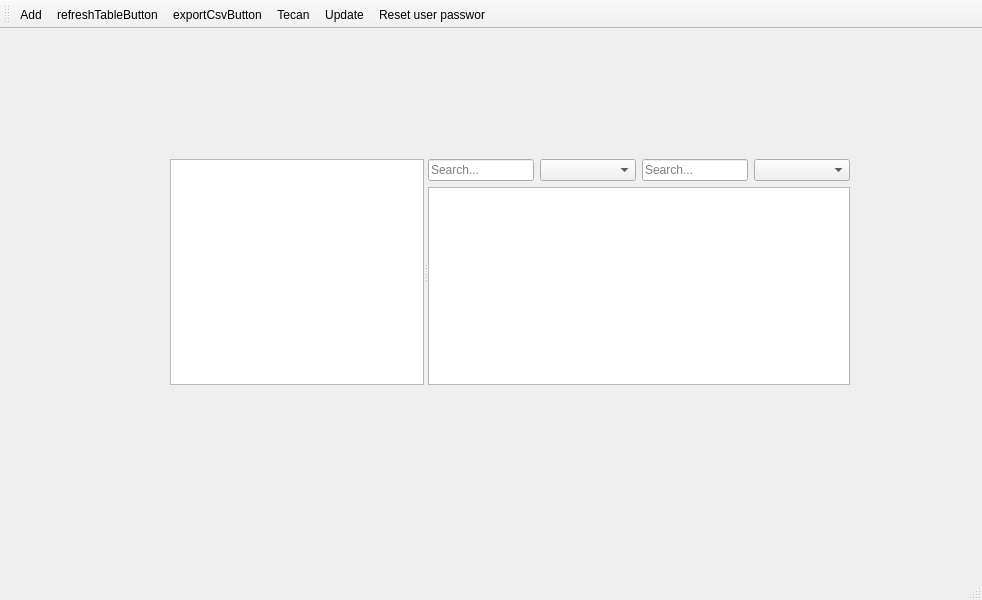
Old version of the form src/ui/databaseviewwindow.ui in the repository Praiseplatinum32/InvenesisDBapp.
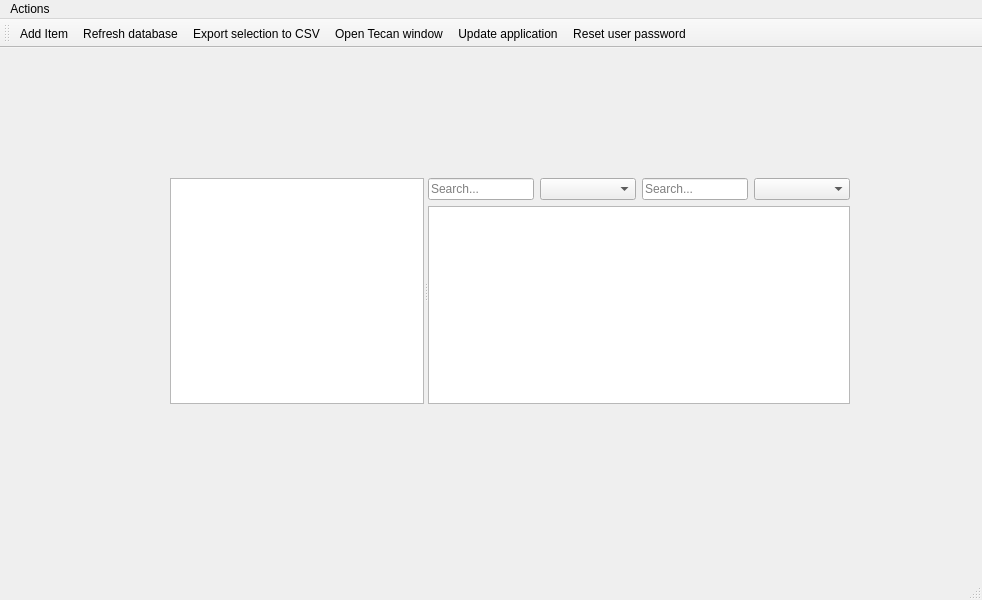
New version of the form. Icons and pictures are not drawn.

Commit message: Add menu bar for a repeat of the actions

Patch:
```diff
--- a/src/ui/databaseviewwindow.ui
+++ b/src/ui/databaseviewwindow.ui
@@ -92,13 +92,35 @@
    <addaction name="actionUpdate"/>
    <addaction name="actionAdminResetPassword"/>
   </widget>
+  <widget class="QMenuBar" name="menuBar">
+   <property name="geometry">
+    <rect>
+     <x>0</x>
+     <y>0</y>
+     <width>982</width>
+     <height>21</height>
+    </rect>
+   </property>
+   <widget class="QMenu" name="menuActions">
+    <property name="title">
+     <string>Actions</string>
+    </property>
+    <addaction name="actionAdd"/>
+    <addaction name="refreshTableButton"/>
+    <addaction name="actionexportCsvButton"/>
+    <addaction name="actionTecan"/>
+    <addaction name="actionUpdate"/>
+   </widget>
+   <addaction name="menuActions"/>
+  </widget>
+  <widget class="QStatusBar" name="statusbar"/>
   <action name="actionAdd">
    <property name="icon">
     <iconset resource="../../resources.qrc">
      <normaloff>:/icons/resources/icons/ajouter.png</normaloff>:/icons/resources/icons/ajouter.png</iconset>
    </property>
    <property name="text">
-    <string>Add</string>
+    <string>Add Item</string>
    </property>
    <property name="toolTip">
     <string>Add data to table</string>
@@ -113,7 +135,7 @@
      <normaloff>:/icons/resources/icons/rafraichir.png</normaloff>:/icons/resources/icons/rafraichir.png</iconset>
    </property>
    <property name="text">
-    <string>refreshTableButton</string>
+    <string>Refresh database</string>
    </property>
    <property name="toolTip">
     <string>Refresh Table</string>
@@ -128,7 +150,7 @@
      <normaloff>:/icons/resources/icons/telecharger.png</normaloff>:/icons/resources/icons/telecharger.png</iconset>
    </property>
    <property name="text">
-    <string>exportCsvButton</string>
+    <string>Export selection to CSV</string>
    </property>
    <property name="toolTip">
     <string>Export to CSV</string>
@@ -143,7 +165,7 @@
      <normaloff>:/icons/resources/icons/tecan.png</normaloff>:/icons/resources/icons/tecan.png</iconset>
    </property>
    <property name="text">
-    <string>Tecan</string>
+    <string>Open Tecan window</string>
    </property>
    <property name="toolTip">
     <string>Open tecan view</string>
@@ -158,7 +180,7 @@
      <normaloff>:/icons/resources/icons/rechargement.png</normaloff>:/icons/resources/icons/rechargement.png</iconset>
    </property>
    <property name="text">
-    <string>Update</string>
+    <string>Update application</string>
    </property>
    <property name="toolTip">
     <string>Update application</string>
@@ -172,7 +194,7 @@
     <iconset theme="QIcon::ThemeIcon::ContactNew"/>
    </property>
    <property name="text">
-    <string>Reset user passwor</string>
+    <string>Reset user password</string>
    </property>
    <property name="menuRole">
     <enum>QAction::MenuRole::NoRole</enum>
```
Left out of the diff: 1 changed line with no effect on the pictures. The commit also changes 1 other file.
